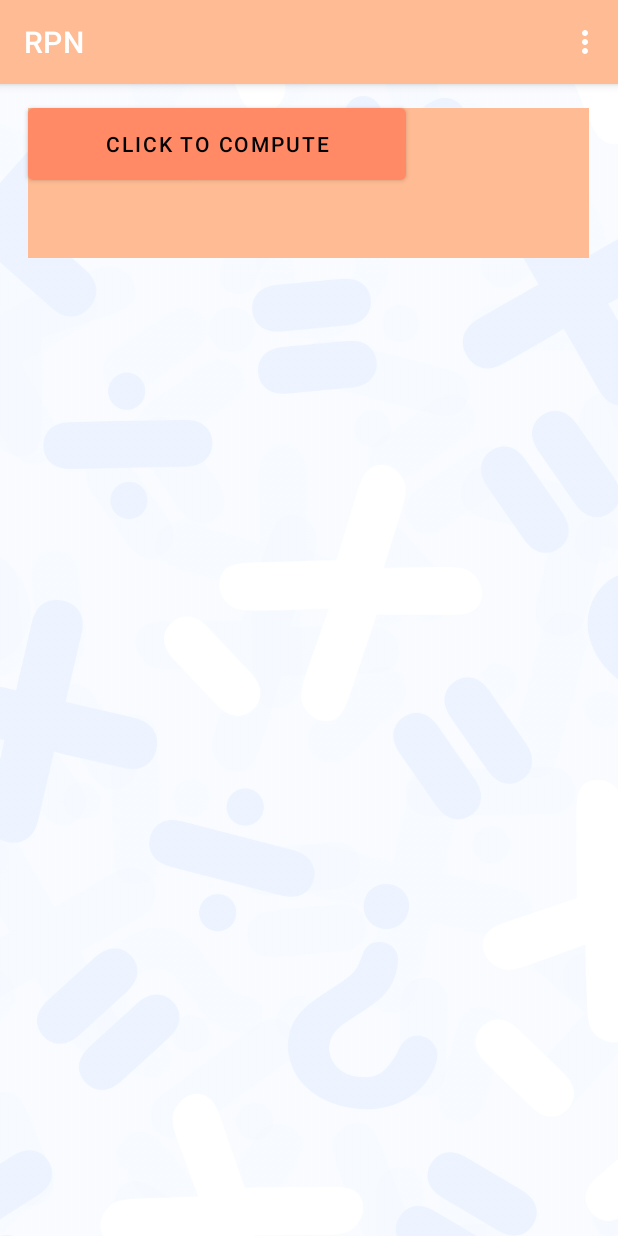
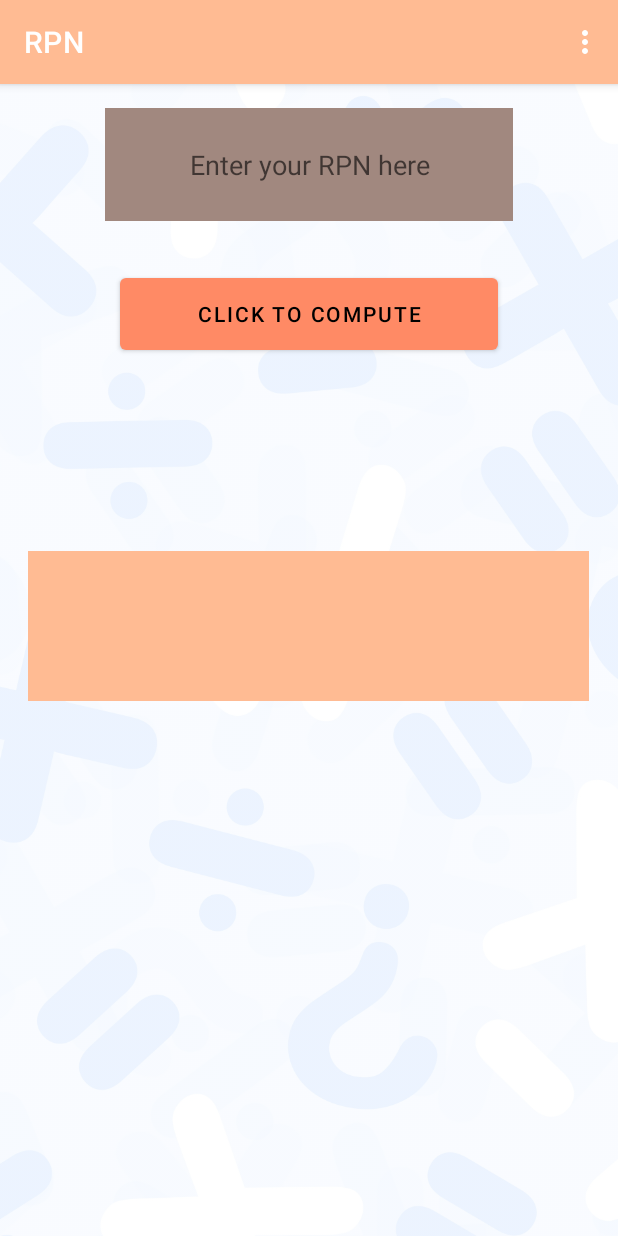
Before and after one commit to chayahaor/RPN, an Android app: the screen it shows after launch (MainActivity), on a phone screen of 412 x 824 dp. Run offline under Robolectric (Android 15) with nearby library versions, the phone set to English and light mode, and no system bars.

```diff
--- a/app/src/main/res/layout/content_main.xml
+++ b/app/src/main/res/layout/content_main.xml
@@ -1,5 +1,5 @@
 <?xml version="1.0" encoding="utf-8"?>
-<RelativeLayout
+<LinearLayout
     xmlns:android="http://schemas.android.com/apk/res/android"
     xmlns:app="http://schemas.android.com/apk/res-auto"
     xmlns:tools="http://schemas.android.com/tools"
@@ -10,37 +10,9 @@
     app:layout_behavior="@string/appbar_scrolling_view_behavior">
 
 
-    <EditText
-        android:id="@+id/textInput"
-        android:layout_width="272dp"
-        android:layout_height="75dp"
-        android:layout_marginTop="16dp"
-        android:layout_marginBottom="16dp"
-        android:background="@color/secondaryColor"
-        android:gravity="center"
-        android:hint="@string/enter_your_rpn_here"
-        android:inputType="text" />
+    <include layout="@layout/main_include_expression_prompt" />
+    <include layout="@layout/main_include_compute_button" />
+    <include layout="@layout/main_include_result" />
 
 
-
-    <Button
-        android:id="@+id/buttonCompute"
-        android:layout_width="252dp"
-        android:layout_height="60dp"
-        android:layout_marginTop="10dp"
-        android:gravity="center"
-        android:text="@string/click_to_compute" />
-
-    <TextView
-        android:id="@+id/result"
-        android:layout_width="374dp"
-        android:layout_height="100dp"
-        android:layout_alignParentLeft="false"
-        android:layout_alignParentEnd="false"
-        android:layout_alignParentRight="false"
-        android:layout_marginTop="16dp"
-        android:background="@color/primaryLightColor"
-        android:text="" />
-
-
-</RelativeLayout>
+</LinearLayout>
--- /dev/null
+++ b/app/src/main/res/layout/main_include_compute_button.xml
@@ -0,0 +1,10 @@
+<?xml version="1.0" encoding="utf-8"?>
+<Button xmlns:android="http://schemas.android.com/apk/res/android"
+    xmlns:tools="http://schemas.android.com/tools"
+    android:id="@+id/buttonCompute"
+    android:layout_width="252dp"
+    android:layout_height="60dp"
+    android:layout_marginTop="32dp"
+    android:gravity="center"
+    android:text="@string/click_to_compute"
+    tools:showIn="@layout/content_main" />
--- /dev/null
+++ b/app/src/main/res/layout/main_include_expression_prompt.xml
@@ -0,0 +1,12 @@
+<?xml version="1.0" encoding="utf-8"?>
+<EditText xmlns:android="http://schemas.android.com/apk/res/android"
+    xmlns:tools="http://schemas.android.com/tools"
+    android:id="@+id/textInput"
+    android:layout_width="272dp"
+    android:layout_height="75dp"
+    android:layout_marginTop="16dp"
+    android:background="@color/secondaryColor"
+    android:gravity="center"
+    android:hint="@string/enter_your_rpn_here"
+    android:inputType="text"
+    tools:showIn="@layout/content_main" />
--- /dev/null
+++ b/app/src/main/res/layout/main_include_result.xml
@@ -0,0 +1,13 @@
+<?xml version="1.0" encoding="utf-8"?>
+
+
+<TextView xmlns:android="http://schemas.android.com/apk/res/android"
+    xmlns:tools="http://schemas.android.com/tools"
+    android:id="@+id/result"
+    android:layout_width="374dp"
+    android:layout_height="100dp"
+    android:layout_marginTop="128dp"
+    android:background="@color/primaryLightColor"
+    android:text=""
+    android:gravity="center"
+    tools:showIn="@layout/content_main" />
--- a/app/src/main/res/values-land/dimens.xml
+++ b/app/src/main/res/values-land/dimens.xml
@@ -1,3 +1,3 @@
 <resources>
-    <dimen name="fab_margin">48dp</dimen>
+    <dimen name="margin1">48dp</dimen>
 </resources>
```
Also changed, not shown: app/src/main/res/layout-land/layout.xml (added, +25 -0 lines).
